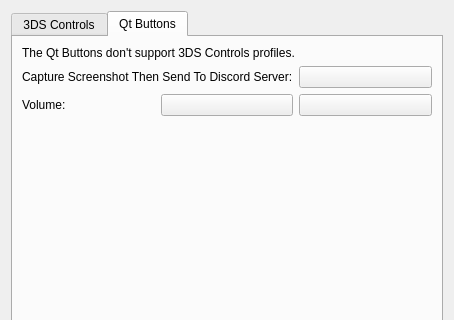
The window that src/citra_qt/configuration/configure_input.ui (tbsp/citra-valentin) describes before a commit, drawn with Qt 5; both pictures show x 0 to 454 and y 0 to 320 of the 454 by 607 pixel window.
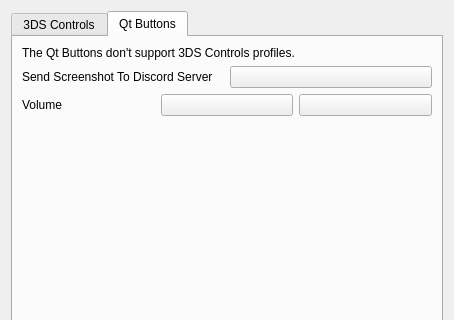
The same window after the commit. The open tabs and pages were chosen to show the change.

Diff of the .ui file:
```diff
--- a/src/citra_qt/configuration/configure_input.ui
+++ b/src/citra_qt/configuration/configure_input.ui
@@ -764,7 +764,7 @@
          <item>
           <widget class="QLabel" name="label_6">
            <property name="text">
-            <string>Capture Screenshot Then Send To Discord Server:</string>
+            <string>Send Screenshot To Discord Server</string>
            </property>
           </widget>
          </item>
@@ -782,7 +782,7 @@
          <item>
           <widget class="QLabel" name="label_7">
            <property name="text">
-            <string>Volume:</string>
+            <string>Volume</string>
            </property>
           </widget>
          </item>
```
Left out of the diff: 2 changed lines with no effect on the pictures.
